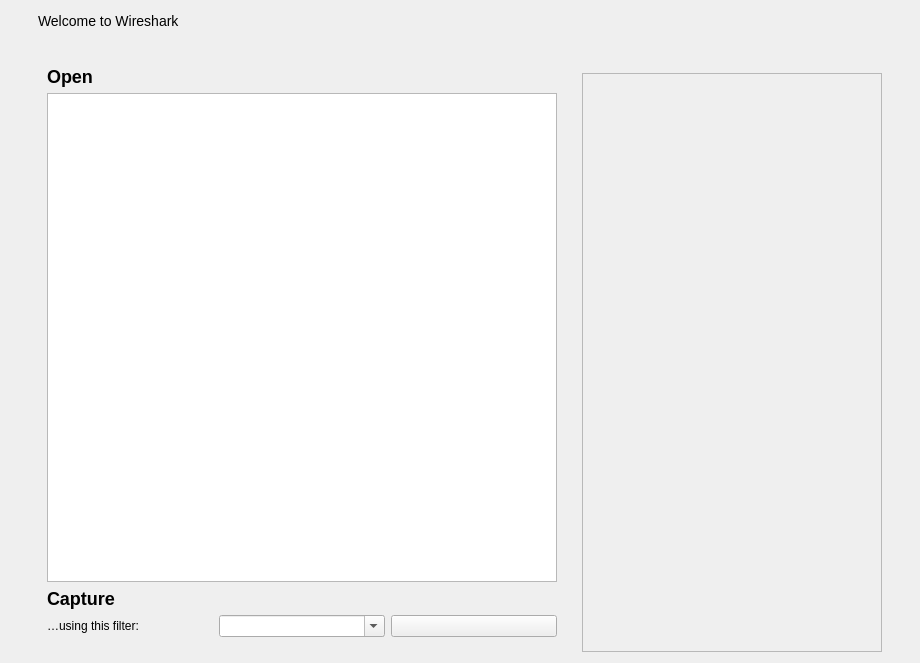
Above: utilities/wireshark/ui/qt/welcome_page.ui from kimocoder/nexmon before the change. Below: the same form after it.
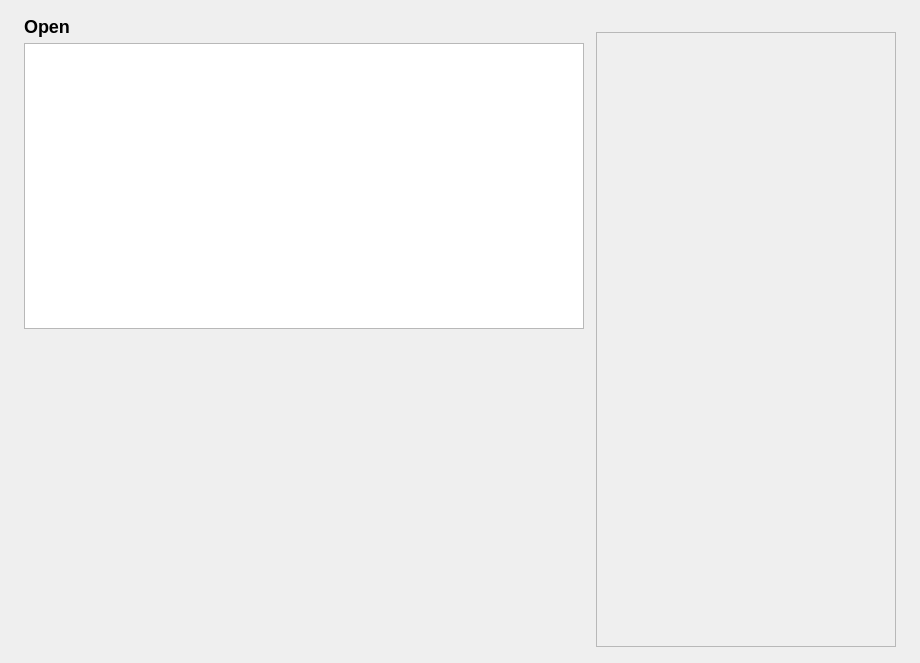
That is the form after the change. Custom widgets are drawn as their Qt base class.

Commit message:
wireshark: update vendored sources to 5.1.0rc0
Upgrades vendored Wireshark sources to 5.1.0rc0 development branch and
Stratoshark 1.1, syncing protocol dissectors, capture utilities, theme
engines, and test captures.

Diff of the .ui file:
```diff
--- a/utilities/wireshark/ui/qt/welcome_page.ui
+++ b/utilities/wireshark/ui/qt/welcome_page.ui
@@ -14,57 +14,47 @@
    <string>Form</string>
   </property>
   <layout class="QVBoxLayout" name="pageLayout">
+   <property name="spacing">
+    <number>0</number>
+   </property>
+
    <property name="leftMargin">
-    <number>38</number>
+    <number>0</number>
+   </property>
+   <property name="topMargin">
+    <number>0</number>
    </property>
    <property name="rightMargin">
-    <number>38</number>
+    <number>0</number>
    </property>
-   <item>
-    <layout class="QVBoxLayout" name="titleSectionLayout">
-     <item>
-      <layout class="QHBoxLayout" name="titleSectionRowLayout">
-       <item>
-        <widget class="QLabel" name="mainWelcomeBanner">
-         <property name="text">
-          <string>&lt;html&gt;&lt;head/&gt;&lt;body&gt;&lt;p&gt;&lt;span style=&quot; font-size:large;&quot;&gt;Welcome to Wireshark&lt;/span&gt;&lt;/p&gt;&lt;/body&gt;&lt;/html&gt;</string>
-         </property>
-        </widget>
-       </item>
+   <property name="bottomMargin">
+    <number>0</number>
+   </property>
        <item>
-        <spacer name="titleSectionBannerSpacer">
-         <property name="orientation">
-          <enum>Qt::Orientation::Horizontal</enum>
-         </property>
-         <property name="sizeHint" stdset="0">
-          <size>
-           <width>40</width>
-           <height>20</height>
-          </size>
-         </property>
-        </spacer>
-       </item>
-       <item>
-        <widget class="QLabel" name="flavorBanner">
-         <property name="alignment">
-          <set>Qt::AlignmentFlag::AlignRight|Qt::AlignmentFlag::AlignTrailing|Qt::AlignmentFlag::AlignVCenter</set>
-         </property>
-        </widget>
-       </item>
-      </layout>
-     </item>
-     <item>
-      <widget class="QLabel" name="fullReleaseLabel">
-       <property name="text">
-        <string/>
-       </property>
-      </widget>
-     </item>
-    </layout>
+    <widget class="WelcomeHeaderWidget" name="welcomeHeaderWidget">
+     <property name="sizePolicy">
+      <sizepolicy hsizetype="Preferred" vsizetype="Fixed">
+       <horstretch>0</horstretch>
+       <verstretch>0</verstretch>
+      </sizepolicy>
+     </property>
+    </widget>
    </item>
    <item>
     <layout class="QHBoxLayout" name="contentAreaLayout">
      <property name="spacing">
+      <number>12</number>
+     </property>
+     <property name="leftMargin">
+      <number>24</number>
+     </property>
+     <property name="topMargin">
+      <number>16</number>
+     </property>
+     <property name="rightMargin">
+      <number>24</number>
+     </property>
+     <property name="bottomMargin">
       <number>16</number>
      </property>
      <item>
@@ -75,67 +65,63 @@
          <verstretch>0</verstretch>
         </sizepolicy>
        </property>
+       <property name="minimumSize">
+        <size>
+         <width>400</width>
+         <height>0</height>
+        </size>
+       </property>
        <layout class="QVBoxLayout" name="mainContentLayout">
+        <property name="leftMargin">
+         <number>0</number>
+        </property>
+        <property name="topMargin">
+         <number>0</number>
+        </property>
+        <property name="rightMargin">
+         <number>0</number>
+        </property>
+        <property name="bottomMargin">
+         <number>0</number>
+        </property>
         <item>
-         <widget class="AccordionFrame" name="openFrame">
-          <property name="sizePolicy">
-           <sizepolicy hsizetype="Preferred" vsizetype="Preferred">
-            <horstretch>0</horstretch>
-            <verstretch>2</verstretch>
-           </sizepolicy>
-          </property>
-          <property name="frameShape">
-           <enum>QFrame::Shape::NoFrame</enum>
-          </property>
-          <property name="frameShadow">
-           <enum>QFrame::Shadow::Plain</enum>
-          </property>
-          <property name="lineWidth">
-           <number>0</number>
-          </property>
           <layout class="QVBoxLayout" name="openFileSectionLayout">
-           <property name="leftMargin">
-            <number>0</number>
-           </property>
-           <property name="topMargin">
-            <number>0</number>
-           </property>
-           <property name="rightMargin">
-            <number>0</number>
-           </property>
-           <property name="bottomMargin">
-            <number>0</number>
-           </property>
            <item>
-            <widget class="ClickableLabel" name="recentLabel">
+           <widget class="ClickableLabel" name="openFileSectionLabel">
              <property name="sizePolicy">
               <sizepolicy hsizetype="Fixed" vsizetype="Preferred">
                <horstretch>0</horstretch>
                <verstretch>0</verstretch>
               </sizepolicy>
              </property>
+            <property name="toolTip">
+             <string>&lt;html&gt;&lt;head/&gt;&lt;body&gt;&lt;p&gt;Open a file on your file system&lt;/p&gt;&lt;/body&gt;&lt;/html&gt;</string>
+            </property>
              <property name="accessibleName">
               <string>Open</string>
              </property>
              <property name="accessibleDescription">
               <string>List of recently opened files. Files that can no longer be found on disk are shown in italics.</string>
              </property>
-             <property name="toolTip">
-              <string>&lt;html&gt;&lt;head/&gt;&lt;body&gt;&lt;p&gt;Open a file on your file system&lt;/p&gt;&lt;/body&gt;&lt;/html&gt;</string>
-             </property>
              <property name="text">
               <string>&lt;h2&gt;Open&lt;/h2&gt;</string>
              </property>
             </widget>
            </item>
            <item>
-            <widget class="QListWidget" name="recentList">
+           <widget class="QListView" name="openFileSectionRecentList">
              <property name="sizePolicy">
               <sizepolicy hsizetype="Expanding" vsizetype="MinimumExpanding">
                <horstretch>0</horstretch>
-               <verstretch>0</verstretch>
-              </sizepolicy>
-             </property>
+              <verstretch>1</verstretch>
+             </sizepolicy>
+            </property>
+            <property name="minimumSize">
+             <size>
+              <width>0</width>
+              <height>120</height>
+             </size>
+            </property>
              <property name="accessibleName">
               <string>Recent capture files</string>
              </property>
@@ -148,74 +134,19 @@
             </widget>
            </item>
           </layout>
-         </widget>
         </item>
         <item>
-         <layout class="QVBoxLayout" name="captureSectionLayout">
-          <item>
-           <widget class="ClickableLabel" name="captureLabel">
-            <property name="accessibleName">
-             <string>Capture</string>
-            </property>
-            <property name="accessibleDescription">
-             <string>Start a new capture session</string>
-            </property>
-            <property name="toolTip">
-             <string>&lt;html&gt;&lt;head/&gt;&lt;body&gt;&lt;p&gt;Capture live packets from your network.&lt;/p&gt;&lt;/body&gt;&lt;/html&gt;</string>
-            </property>
-            <property name="text">
-             <string>&lt;h2&gt;Capture&lt;/h2&gt;</string>
-            </property>
-           </widget>
-          </item>
-          <item>
-           <layout class="QHBoxLayout" name="captureSectionFilterRowLayout">
-            <item>
-             <widget class="QLabel" name="captureSectionFilterLabel">
-              <property name="text">
-               <string>…using this filter:</string>
-              </property>
-             </widget>
-            </item>
-            <item>
-             <widget class="CaptureFilterCombo" name="captureFilterComboBox">
-              <property name="editable">
-               <bool>true</bool>
-              </property>
-             </widget>
-            </item>
-            <item>
-             <widget class="QPushButton" name="btnInterfaceType">
-              <property name="text">
-               <string/>
-              </property>
-             </widget>
-            </item>
-           </layout>
-          </item>
-          <item>
-           <widget class="InterfaceFrame" name="interfaceFrame">
+         <widget class="CaptureCardWidget" name="captureSectionCard">
             <property name="sizePolicy">
              <sizepolicy hsizetype="Preferred" vsizetype="MinimumExpanding">
               <horstretch>0</horstretch>
               <verstretch>0</verstretch>
              </sizepolicy>
             </property>
-            <property name="accessibleName">
-             <string>Interface list</string>
-            </property>
-            <property name="accessibleDescription">
-             <string>List of available capture interfaces</string>
-            </property>
             <property name="frameShape">
-             <enum>QFrame::Shape::StyledPanel</enum>
-            </property>
-            <property name="frameShadow">
-             <enum>QFrame::Shadow::Raised</enum>
-            </property>
-           </widget>
-          </item>
-         </layout>
+           <enum>QFrame::Shape::NoFrame</enum>
+          </property>
+         </widget>
         </item>
        </layout>
       </widget>
@@ -315,12 +246,6 @@
   </layout>
  </widget>
  <customwidgets>
-  <customwidget>
-   <class>AccordionFrame</class>
-   <extends>QFrame</extends>
-   <header>accordion_frame.h</header>
-   <container>1</container>
-  </customwidget>
   <customwidget>
    <class>InfoBannerWidget</class>
    <extends>QFrame</extends>
@@ -328,16 +253,11 @@
    <container>1</container>
   </customwidget>
   <customwidget>
-   <class>InterfaceFrame</class>
+   <class>CaptureCardWidget</class>
    <extends>QFrame</extends>
-   <header>interface_frame.h</header>
+   <header>widgets/capture_card_widget.h</header>
    <container>1</container>
   </customwidget>
-  <customwidget>
-   <class>CaptureFilterCombo</class>
-   <extends>QComboBox</extends>
-   <header>widgets/capture_filter_combo.h</header>
-  </customwidget>
   <customwidget>
    <class>ClickableLabel</class>
    <extends>QLabel</extends>
@@ -349,6 +269,12 @@
    <header>widgets/learn_card_widget.h</header>
    <container>1</container>
   </customwidget>
+  <customwidget>
+   <class>WelcomeHeaderWidget</class>
+   <extends>QWidget</extends>
+   <header>widgets/welcome_header_widget.h</header>
+   <container>1</container>
+  </customwidget>
  </customwidgets>
  <resources/>
  <connections/>
```
Lines whose indentation alone changed are shown as unchanged. The commit also changes 5166 other files.
